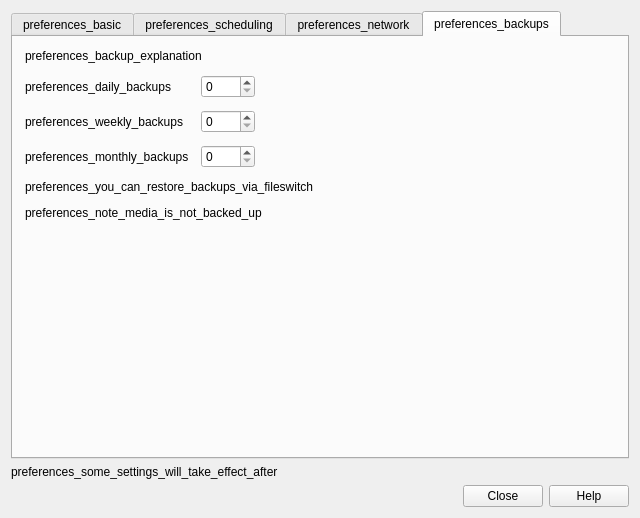
This is qt/aqt/forms/preferences.ui in ankitects/anki as Qt 5 draws it before an edit. The edited form follows.
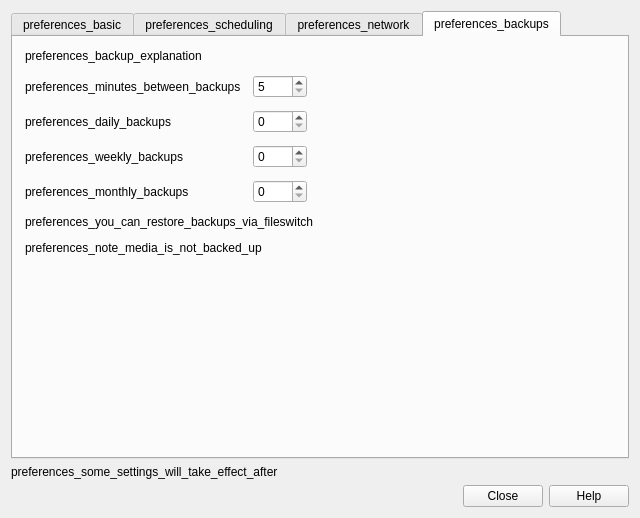
This is the edited form. The open tabs and pages were chosen to show the change.

What changed in the file:
```diff
--- a/qt/aqt/forms/preferences.ui
+++ b/qt/aqt/forms/preferences.ui
@@ -502,76 +502,106 @@
        </item>
        <item>
         <layout class="QGridLayout" name="gridLayout">
-         <item row="2" column="1">
-          <widget class="QSpinBox" name="weekly_backups">
+         <item row="4" column="1">
+          <widget class="QSpinBox" name="monthly_backups">
            <property name="maximum">
             <number>9999</number>
            </property>
           </widget>
          </item>
-         <item row="0" column="1">
+         <item row="1" column="2">
+          <spacer name="horizontalSpacer_5">
+           <property name="orientation">
+            <enum>Qt::Horizontal</enum>
+           </property>
+           <property name="sizeHint" stdset="0">
+            <size>
+             <width>40</width>
+             <height>20</height>
+            </size>
+           </property>
+          </spacer>
+         </item>
+         <item row="1" column="1">
           <widget class="QSpinBox" name="daily_backups">
            <property name="maximum">
             <number>9999</number>
            </property>
           </widget>
          </item>
-         <item row="2" column="0">
-          <widget class="QLabel" name="label_5">
-           <property name="text">
-            <string>preferences_weekly_backups</string>
+         <item row="4" column="2">
+          <spacer name="horizontalSpacer_7">
+           <property name="orientation">
+            <enum>Qt::Horizontal</enum>
            </property>
-          </widget>
+           <property name="sizeHint" stdset="0">
+            <size>
+             <width>40</width>
+             <height>20</height>
+            </size>
+           </property>
+          </spacer>
          </item>
-         <item row="0" column="0">
+         <item row="1" column="0">
           <widget class="QLabel" name="label_3">
            <property name="text">
             <string>preferences_daily_backups</string>
            </property>
           </widget>
          </item>
-         <item row="3" column="1">
-          <widget class="QSpinBox" name="monthly_backups">
-           <property name="maximum">
-            <number>9999</number>
-           </property>
-          </widget>
-         </item>
-         <item row="3" column="0">
+         <item row="4" column="0">
           <widget class="QLabel" name="label_6">
            <property name="text">
             <string>preferences_monthly_backups</string>
            </property>
           </widget>
          </item>
-         <item row="0" column="2">
-          <spacer name="horizontalSpacer_5">
-           <property name="orientation">
-            <enum>Qt::Horizontal</enum>
+         <item row="3" column="1">
+          <widget class="QSpinBox" name="weekly_backups">
+           <property name="maximum">
+            <number>9999</number>
            </property>
-           <property name="sizeHint" stdset="0">
-            <size>
-             <width>40</width>
-             <height>20</height>
-            </size>
-           </property>
-          </spacer>
+          </widget>
          </item>
-         <item row="2" column="2">
-          <spacer name="horizontalSpacer_6">
-           <property name="orientation">
-            <enum>Qt::Horizontal</enum>
+         <item row="3" column="0">
+          <widget class="QLabel" name="label_5">
+           <property name="text">
+            <string>preferences_weekly_backups</string>
            </property>
-           <property name="sizeHint" stdset="0">
-            <size>
-             <width>40</width>
-             <height>20</height>
-            </size>
-           </property>
-          </spacer>
+          </widget>
          </item>
          <item row="3" column="2">
-          <spacer name="horizontalSpacer_7">
+          <spacer name="horizontalSpacer_6">
+           <property name="orientation">
+            <enum>Qt::Horizontal</enum>
+           </property>
+           <property name="sizeHint" stdset="0">
+            <size>
+             <width>40</width>
+             <height>20</height>
+            </size>
+           </property>
+          </spacer>
+         </item>
+         <item row="0" column="0">
+          <widget class="QLabel" name="label_7">
+           <property name="text">
+            <string>preferences_minutes_between_backups</string>
+           </property>
+          </widget>
+         </item>
+         <item row="0" column="1">
+          <widget class="QSpinBox" name="minutes_between_backups">
+           <property name="minimum">
+            <number>5</number>
+           </property>
+           <property name="maximum">
+            <number>9999</number>
+           </property>
+          </widget>
+         </item>
+         <item row="0" column="2">
+          <spacer name="horizontalSpacer_8">
            <property name="orientation">
             <enum>Qt::Horizontal</enum>
            </property>
```
Left out of the diff: 3 changed lines with no effect on the pictures.
